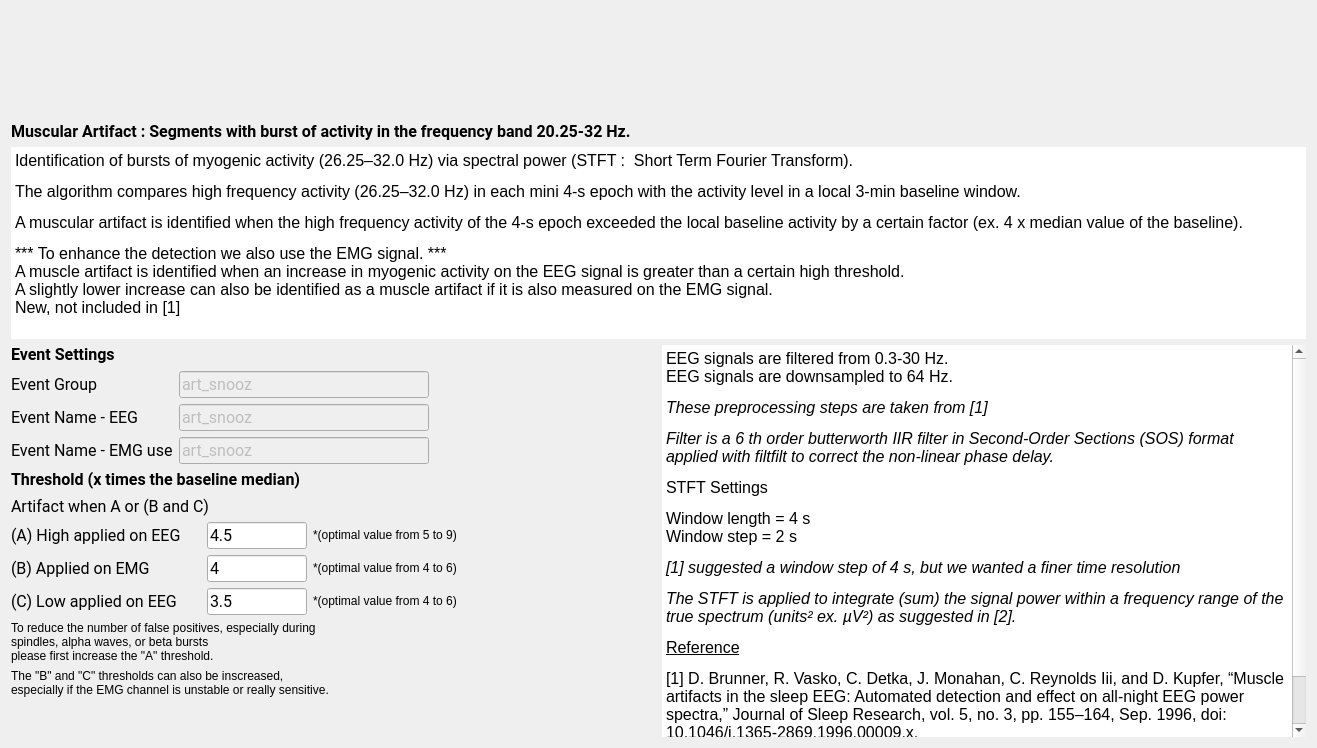
Above: tools/CEAMSTools/DetectArtifacts/MuscularStep/Ui_MuscularStep.ui from SnoozToolbox/snooz-package-ceams before the change. Below: the same form after it.
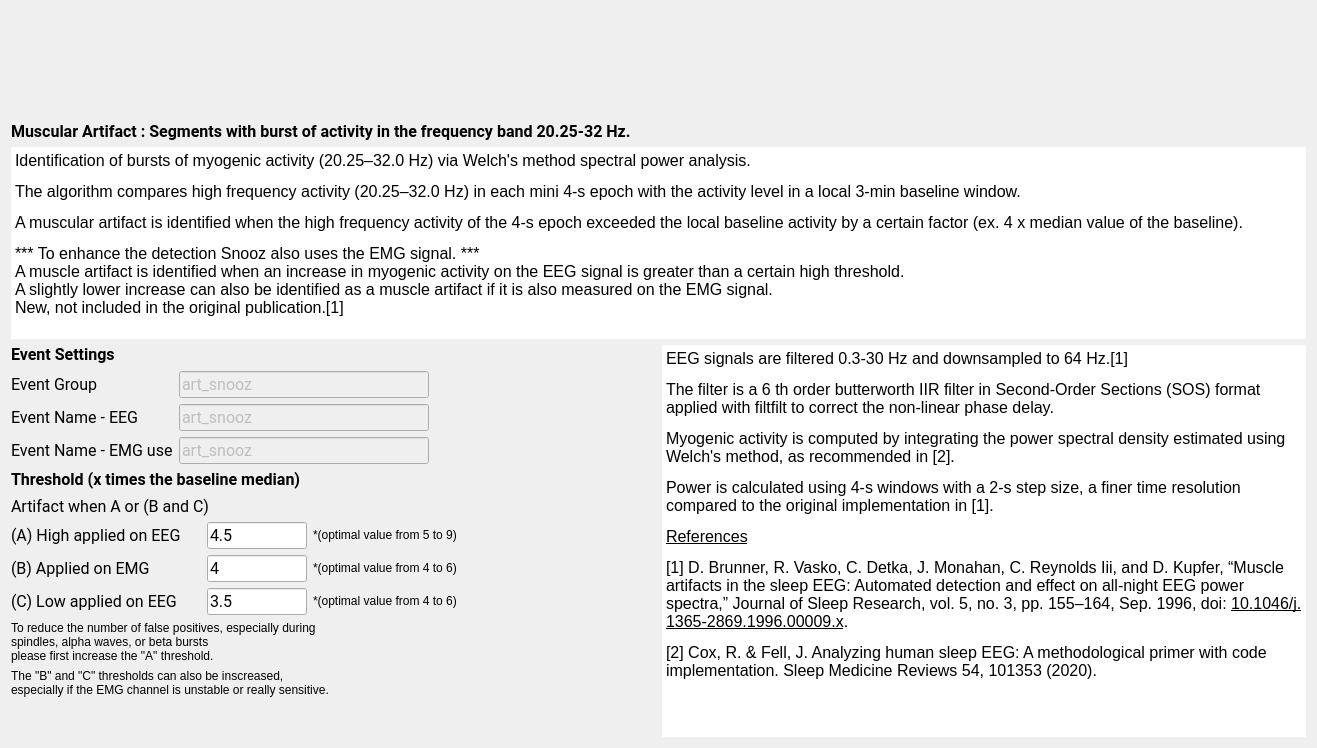
That is the form after the change.

Commit message: Detect EEG Artifacts Tool: Updated the UI to clarify that spectral power estimation is based on the Welch method rather than STFT.

```diff
--- a/tools/CEAMSTools/DetectArtifacts/MuscularStep/Ui_MuscularStep.ui
+++ b/tools/CEAMSTools/DetectArtifacts/MuscularStep/Ui_MuscularStep.ui
@@ -120,10 +120,10 @@
 li.unchecked::marker { content: &quot;\2610&quot;; }
 li.checked::marker { content: &quot;\2612&quot;; }
 &lt;/style&gt;&lt;/head&gt;&lt;body style=&quot; font-family:'Roboto'; font-size:12pt; font-weight:400; font-style:normal;&quot;&gt;
-&lt;p style=&quot; margin-top:12px; margin-bottom:12px; margin-left:0px; margin-right:0px; -qt-block-indent:0; text-indent:0px;&quot;&gt;&lt;span style=&quot; color:#000000;&quot;&gt;Identification of bursts of myogenic activity (26.25–32.0 Hz) via spectral power (STFT :  Short Term Fourier Transform).&lt;/span&gt;&lt;/p&gt;
-&lt;p style=&quot; margin-top:12px; margin-bottom:12px; margin-left:0px; margin-right:0px; -qt-block-indent:0; text-indent:0px;&quot;&gt;&lt;span style=&quot; color:#000000;&quot;&gt;The algorithm compares high frequency activity (26.25–32.0 Hz) in each mini 4-s epoch with the activity level in a local 3-min baseline window. &lt;/span&gt;&lt;/p&gt;
+&lt;p style=&quot; margin-top:12px; margin-bottom:12px; margin-left:0px; margin-right:0px; -qt-block-indent:0; text-indent:0px;&quot;&gt;&lt;span style=&quot; color:#000000;&quot;&gt;Identification of bursts of myogenic activity (20.25–32.0 Hz) via Welch's method spectral power analysis.&lt;/span&gt;&lt;/p&gt;
+&lt;p style=&quot; margin-top:12px; margin-bottom:12px; margin-left:0px; margin-right:0px; -qt-block-indent:0; text-indent:0px;&quot;&gt;&lt;span style=&quot; color:#000000;&quot;&gt;The algorithm compares high frequency activity (20.25–32.0 Hz) in each mini 4-s epoch with the activity level in a local 3-min baseline window. &lt;/span&gt;&lt;/p&gt;
 &lt;p style=&quot; margin-top:12px; margin-bottom:12px; margin-left:0px; margin-right:0px; -qt-block-indent:0; text-indent:0px;&quot;&gt;&lt;span style=&quot; color:#000000;&quot;&gt;A muscular artifact is identified when the high frequency activity of the 4-s epoch exceeded the local baseline activity by a certain factor (ex. 4 x median value of the baseline).&lt;/span&gt;&lt;/p&gt;
-&lt;p style=&quot; margin-top:12px; margin-bottom:12px; margin-left:0px; margin-right:0px; -qt-block-indent:0; text-indent:0px;&quot;&gt;&lt;span style=&quot; color:#000000;&quot;&gt;*** To enhance the detection we also use the EMG signal. ***&lt;br /&gt;A muscle artifact is identified when an increase in myogenic activity on the EEG signal is greater than a certain high threshold.&lt;br /&gt;A slightly lower increase can also be identified as a muscle artifact if it is also measured on the EMG signal. &lt;br /&gt;New, not included in [1]&lt;/span&gt;&lt;/p&gt;&lt;/body&gt;&lt;/html&gt;</string>
+&lt;p style=&quot; margin-top:12px; margin-bottom:12px; margin-left:0px; margin-right:0px; -qt-block-indent:0; text-indent:0px;&quot;&gt;&lt;span style=&quot; color:#000000;&quot;&gt;*** To enhance the detection Snooz also uses the EMG signal. ***&lt;br /&gt;A muscle artifact is identified when an increase in myogenic activity on the EEG signal is greater than a certain high threshold.&lt;br /&gt;A slightly lower increase can also be identified as a muscle artifact if it is also measured on the EMG signal. &lt;br /&gt;New, not included in the original publication.[1]&lt;/span&gt;&lt;/p&gt;&lt;/body&gt;&lt;/html&gt;</string>
        </property>
       </widget>
      </item>
@@ -712,16 +712,14 @@
 li.unchecked::marker { content: &quot;\2610&quot;; }
 li.checked::marker { content: &quot;\2612&quot;; }
 &lt;/style&gt;&lt;/head&gt;&lt;body style=&quot; font-family:'Roboto'; font-size:12pt; font-weight:400; font-style:normal;&quot;&gt;
-&lt;p style=&quot; margin-top:12px; margin-bottom:12px; margin-left:0px; margin-right:0px; -qt-block-indent:0; text-indent:0px;&quot;&gt;&lt;span style=&quot; color:#000000;&quot;&gt;EEG signals are filtered from 0.3-30 Hz.&lt;br /&gt;EEG signals are downsampled to 64 Hz.&lt;/span&gt;&lt;/p&gt;
-&lt;p style=&quot; margin-top:12px; margin-bottom:12px; margin-left:0px; margin-right:0px; -qt-block-indent:0; text-indent:0px;&quot;&gt;&lt;span style=&quot; font-style:italic; color:#000000;&quot;&gt;These preprocessing steps are taken from [1]&lt;/span&gt;&lt;/p&gt;
-&lt;p style=&quot; margin-top:12px; margin-bottom:12px; margin-left:0px; margin-right:0px; -qt-block-indent:0; text-indent:0px;&quot;&gt;&lt;span style=&quot; font-style:italic; color:#000000;&quot;&gt;Filter is a 6 th order butterworth IIR filter in Second-Order Sections (SOS) format applied with filtfilt to correct the non-linear phase delay.&lt;/span&gt;&lt;/p&gt;
-&lt;p style=&quot; margin-top:12px; margin-bottom:12px; margin-left:0px; margin-right:0px; -qt-block-indent:0; text-indent:0px;&quot;&gt;&lt;span style=&quot; color:#000000;&quot;&gt;STFT Settings&lt;/span&gt;&lt;/p&gt;
-&lt;p style=&quot; margin-top:12px; margin-bottom:12px; margin-left:0px; margin-right:0px; -qt-block-indent:0; text-indent:0px;&quot;&gt;&lt;span style=&quot; color:#000000;&quot;&gt;Window length = 4 s&lt;br /&gt;Window step = 2 s&lt;/span&gt;&lt;/p&gt;
-&lt;p style=&quot; margin-top:12px; margin-bottom:12px; margin-left:0px; margin-right:0px; -qt-block-indent:0; text-indent:0px;&quot;&gt;&lt;span style=&quot; font-style:italic; color:#000000;&quot;&gt;[1] suggested a window step of 4 s, but we wanted a finer time resolution&lt;/span&gt;&lt;/p&gt;
-&lt;p style=&quot; margin-top:12px; margin-bottom:12px; margin-left:0px; margin-right:0px; -qt-block-indent:0; text-indent:0px;&quot;&gt;&lt;span style=&quot; font-style:italic; color:#000000;&quot;&gt;The STFT is applied to integrate (sum) the signal power within a frequency range of the true spectrum (units² ex. µV²) as suggested in [2].&lt;/span&gt;&lt;/p&gt;
-&lt;p style=&quot; margin-top:12px; margin-bottom:12px; margin-left:0px; margin-right:0px; -qt-block-indent:0; text-indent:0px;&quot;&gt;&lt;a href=&quot;https://pubmed.ncbi.nlm.nih.gov/12723066/&quot;&gt;&lt;span style=&quot; text-decoration: underline; color:#000000;&quot;&gt;Reference&lt;/span&gt;&lt;/a&gt;&lt;/p&gt;
+&lt;p style=&quot; margin-top:12px; margin-bottom:12px; margin-left:0px; margin-right:0px; -qt-block-indent:0; text-indent:0px;&quot;&gt;&lt;span style=&quot; color:#000000;&quot;&gt;EEG signals are filtered 0.3-30 Hz and downsampled to 64 Hz.[1]&lt;/span&gt;&lt;/p&gt;
+&lt;p style=&quot; margin-top:12px; margin-bottom:12px; margin-left:0px; margin-right:0px; -qt-block-indent:0; text-indent:0px;&quot;&gt;&lt;span style=&quot; color:#000000;&quot;&gt;The filter is a 6 th order butterworth IIR filter in Second-Order Sections (SOS) format applied with filtfilt to correct the non-linear phase delay.&lt;/span&gt;&lt;/p&gt;
+&lt;p style=&quot; margin-top:12px; margin-bottom:12px; margin-left:0px; margin-right:0px; -qt-block-indent:0; text-indent:0px;&quot;&gt;&lt;span style=&quot; color:#000000;&quot;&gt;Myogenic activity&lt;/span&gt; is computed by integrating the power spectral density estimated using Welch's method, as recommended in [2]. &lt;/p&gt;
+&lt;p style=&quot; margin-top:12px; margin-bottom:12px; margin-left:0px; margin-right:0px; -qt-block-indent:0; text-indent:0px;&quot;&gt;Power is calculated using 4-s windows with a 2-s step size, &lt;span style=&quot; color:#000000;&quot;&gt;a finer time resolution compared to the original implementation in [1].&lt;/span&gt;&lt;/p&gt;
+&lt;p style=&quot; margin-top:12px; margin-bottom:12px; margin-left:0px; margin-right:0px; -qt-block-indent:0; text-indent:0px;&quot;&gt;&lt;a href=&quot;https://pubmed.ncbi.nlm.nih.gov/12723066/&quot;&gt;&lt;span style=&quot; text-decoration: underline; color:#000000;&quot;&gt;References&lt;/span&gt;&lt;/a&gt;&lt;/p&gt;
 &lt;p style=&quot; margin-top:12px; margin-bottom:12px; margin-left:0px; margin-right:0px; -qt-block-indent:0; text-indent:0px;&quot;&gt;&lt;span style=&quot; color:#000000;&quot;&gt;[1] D. Brunner, R. Vasko, C. Detka, J. Monahan, C. Reynolds Iii, and D. Kupfer, “Muscle artifacts in the sleep EEG: Automated detection and effect on all-night EEG power spectra,” Journal of Sleep Research, vol. 5, no. 3, pp. 155–164, Sep. 1996, doi: &lt;/span&gt;&lt;a href=&quot;https://doi.org/10.1046/j.1365-2869.1996.00009.x&quot;&gt;&lt;span style=&quot; text-decoration: underline; color:#000000;&quot;&gt;10.1046/j.1365-2869.1996.00009.x&lt;/span&gt;&lt;/a&gt;&lt;span style=&quot; color:#000000;&quot;&gt;.&lt;/span&gt;&lt;/p&gt;
-&lt;p style=&quot; margin-top:12px; margin-bottom:12px; margin-left:0px; margin-right:0px; -qt-block-indent:0; text-indent:0px;&quot;&gt;&lt;span style=&quot; color:#000000;&quot;&gt;[2] Cox, R. &amp;amp; Fell, J. Analyzing human sleep EEG: A methodological primer with code implementation. Sleep Medicine Reviews 54, 101353 (2020).&lt;/span&gt;&lt;/p&gt;&lt;/body&gt;&lt;/html&gt;</string>
+&lt;p style=&quot; margin-top:12px; margin-bottom:12px; margin-left:0px; margin-right:0px; -qt-block-indent:0; text-indent:0px;&quot;&gt;&lt;span style=&quot; color:#000000;&quot;&gt;[2] Cox, R. &amp;amp; Fell, J. Analyzing human sleep EEG: A methodological primer with code implementation. Sleep Medicine Reviews 54, 101353 (2020).&lt;/span&gt;&lt;/p&gt;
+&lt;p style=&quot;-qt-paragraph-type:empty; margin-top:0px; margin-bottom:0px; margin-left:0px; margin-right:0px; -qt-block-indent:0; text-indent:0px; color:#000000;&quot;&gt;&lt;br /&gt;&lt;/p&gt;&lt;/body&gt;&lt;/html&gt;</string>
        </property>
       </widget>
      </item>
```
The commit also changes 16 other files.
